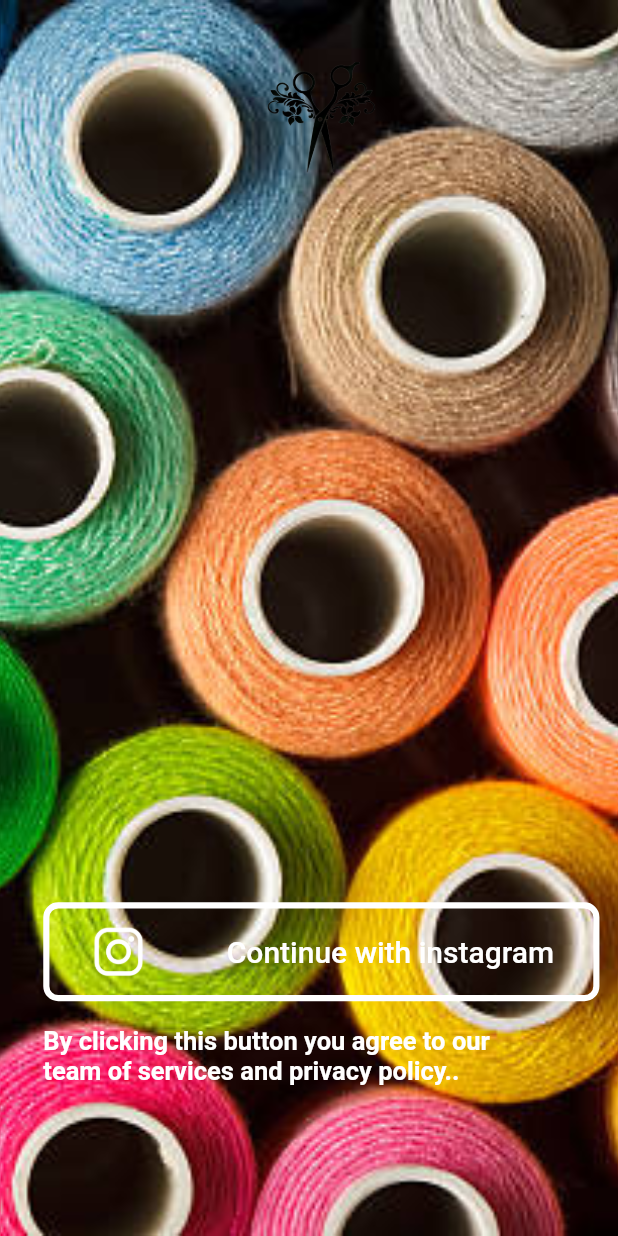
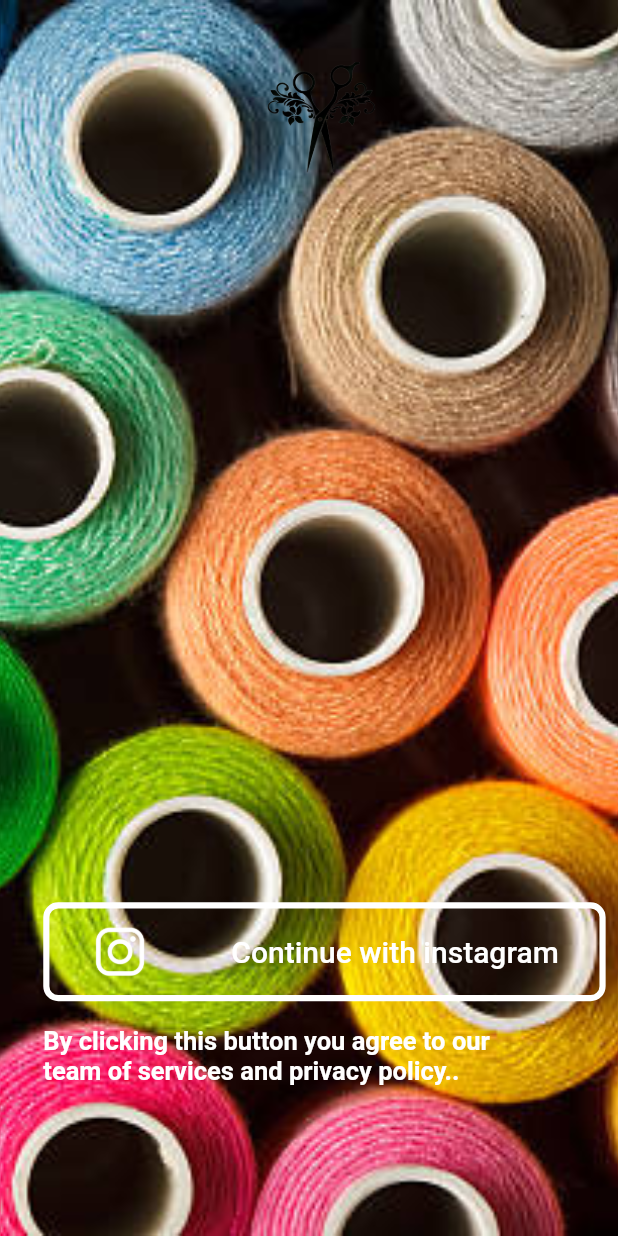
Before and after one commit to MuhammadYousufbhimla/Ecommerce-UI-UX, a Flutter app: the screen it shows after launch, swiped to page 5, on a phone screen of 412 x 824 dp. Run offline on Flutter 3.47's test engine with Material 2 defaults, Android fonts, the phone set to English and light mode, and no system bars; our stand-ins replace flutter_easyloading; missing offline and left inert: dart:html.

```diff
--- a/lib/pages/four.dart
+++ b/lib/pages/four.dart
@@ -39,7 +39,7 @@ class _FirstState extends State<four> {
            Padding(
               padding: EdgeInsets.only(top: MediaQuery.of(context).size.height*0.73,left: MediaQuery.of(context).size.width*0.07),
              child: Container(
-                     width: MediaQuery.of(context).size.width*0.90,
+                     width: MediaQuery.of(context).size.width*0.91,
                      height: MediaQuery.of(context).size.height*0.08,
                decoration: BoxDecoration(
 
```
